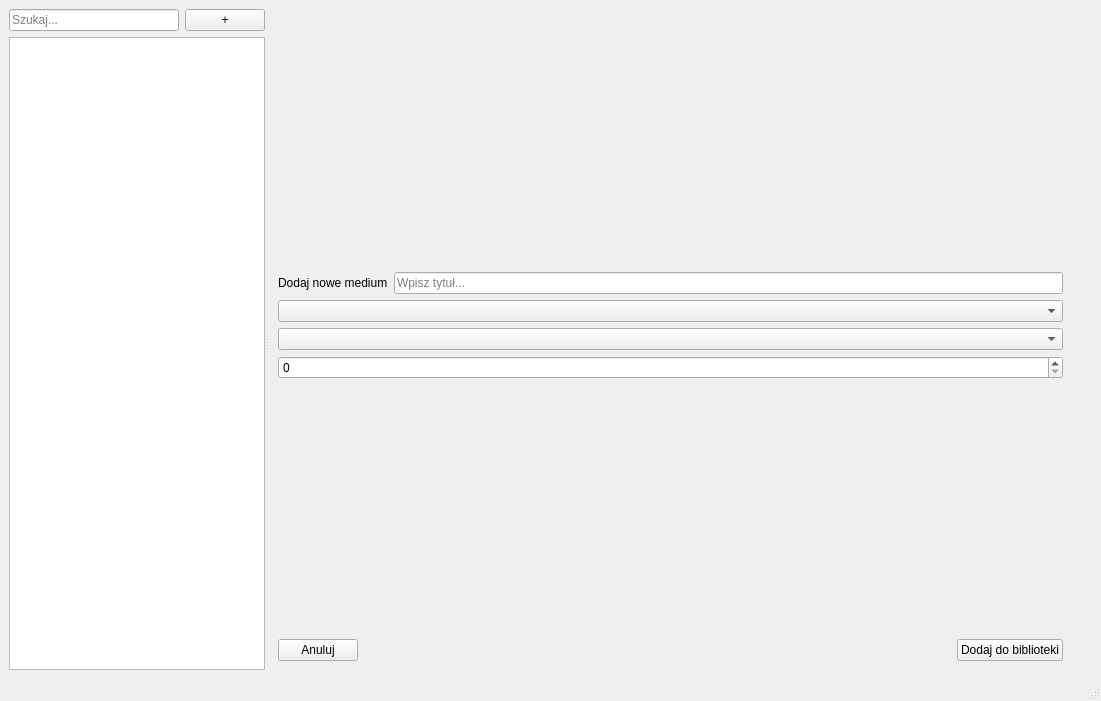
Above: ui/mainwindow.ui from Janek2230/CML before the change. Below: the same form after it.
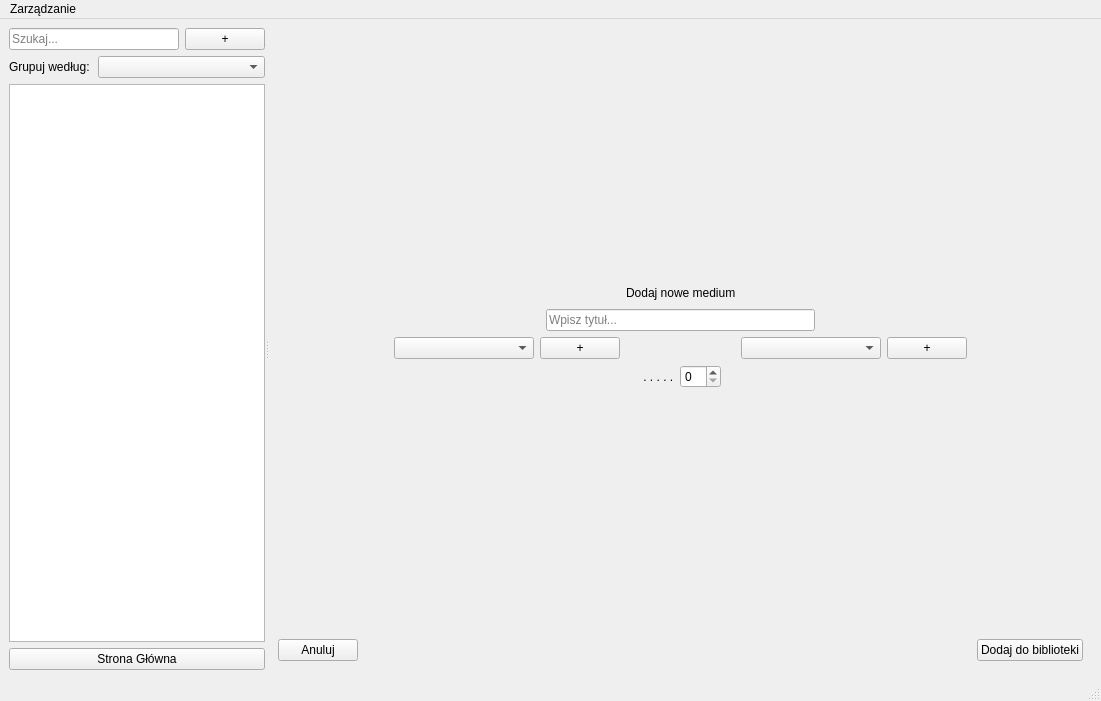
That is the form after the change. The open tabs and pages were chosen to show the change. Custom widgets are drawn as their Qt base class.

```diff
--- a/ui/mainwindow.ui
+++ b/ui/mainwindow.ui
@@ -56,6 +56,33 @@
          </layout>
         </item>
         <item row="1" column="0">
+         <layout class="QHBoxLayout" name="horizontalLayout_6">
+          <item>
+           <widget class="QLabel" name="label_7">
+            <property name="sizePolicy">
+             <sizepolicy hsizetype="Preferred" vsizetype="Preferred">
+              <horstretch>1</horstretch>
+              <verstretch>0</verstretch>
+             </sizepolicy>
+            </property>
+            <property name="text">
+             <string>Grupuj według:</string>
+            </property>
+           </widget>
+          </item>
+          <item>
+           <widget class="QComboBox" name="comboGrupowanie">
+            <property name="sizePolicy">
+             <sizepolicy hsizetype="Preferred" vsizetype="Fixed">
+              <horstretch>2</horstretch>
+              <verstretch>0</verstretch>
+             </sizepolicy>
+            </property>
+           </widget>
+          </item>
+         </layout>
+        </item>
+        <item row="2" column="0">
          <widget class="QTreeWidget" name="kategorie">
           <property name="headerHidden">
            <bool>true</bool>
@@ -67,6 +94,13 @@
           </column>
          </widget>
         </item>
+        <item row="3" column="0">
+         <widget class="QPushButton" name="btnPowrot">
+          <property name="text">
+           <string>Strona Główna</string>
+          </property>
+         </widget>
+        </item>
        </layout>
       </widget>
       <widget class="QStackedWidget" name="daneSzczegolowe">
@@ -144,7 +178,9 @@
        </widget>
        <widget class="QWidget" name="page_3">
         <layout class="QGridLayout" name="gridLayout_4">
-         <item row="0" column="1">
+         <item row="0" column="0">
+          <layout class="QVBoxLayout" name="verticalLayout_3">
+           <item>
           <spacer name="verticalSpacer_5">
            <property name="orientation">
             <enum>Qt::Orientation::Vertical</enum>
@@ -157,8 +193,23 @@
            </property>
           </spacer>
          </item>
-         <item row="1" column="0">
-          <layout class="QHBoxLayout" name="horizontalLayout_4">
+           <item>
+            <layout class="QVBoxLayout" name="verticalLayout_2">
+             <item>
+              <layout class="QHBoxLayout" name="horizontalLayout_9">
+               <item>
+                <spacer name="horizontalSpacer_13">
+                 <property name="orientation">
+                  <enum>Qt::Orientation::Horizontal</enum>
+                 </property>
+                 <property name="sizeHint" stdset="0">
+                  <size>
+                   <width>40</width>
+                   <height>20</height>
+                  </size>
+                 </property>
+                </spacer>
+               </item>
            <item>
             <widget class="QLabel" name="label_6">
              <property name="text">
@@ -167,32 +218,177 @@
             </widget>
            </item>
            <item>
+                <spacer name="horizontalSpacer_11">
+                 <property name="orientation">
+                  <enum>Qt::Orientation::Horizontal</enum>
+                 </property>
+                 <property name="sizeHint" stdset="0">
+                  <size>
+                   <width>40</width>
+                   <height>20</height>
+                  </size>
+                 </property>
+                </spacer>
+               </item>
+              </layout>
+             </item>
+             <item>
+              <layout class="QHBoxLayout" name="horizontalLayout_4">
+               <item>
+                <spacer name="horizontalSpacer_14">
+                 <property name="orientation">
+                  <enum>Qt::Orientation::Horizontal</enum>
+                 </property>
+                 <property name="sizeHint" stdset="0">
+                  <size>
+                   <width>40</width>
+                   <height>20</height>
+                  </size>
+                 </property>
+                </spacer>
+               </item>
+               <item>
             <widget class="QLineEdit" name="editNowyTytul">
              <property name="placeholderText">
               <string>Wpisz tytuł...</string>
              </property>
             </widget>
            </item>
-          </layout>
-         </item>
-         <item row="2" column="0">
+               <item>
+                <spacer name="horizontalSpacer_12">
+                 <property name="orientation">
+                  <enum>Qt::Orientation::Horizontal</enum>
+                 </property>
+                 <property name="sizeHint" stdset="0">
+                  <size>
+                   <width>40</width>
+                   <height>20</height>
+                  </size>
+                 </property>
+                </spacer>
+               </item>
+              </layout>
+             </item>
+            </layout>
+           </item>
+           <item>
+            <layout class="QHBoxLayout" name="horizontalLayout_7">
+             <item>
+              <spacer name="horizontalSpacer_9">
+               <property name="orientation">
+                <enum>Qt::Orientation::Horizontal</enum>
+               </property>
+               <property name="sizeHint" stdset="0">
+                <size>
+                 <width>40</width>
+                 <height>20</height>
+                </size>
+               </property>
+              </spacer>
+             </item>
+             <item>
           <widget class="QComboBox" name="comboNowaKategoria">
            <property name="placeholderText">
             <string>Wybierz kategorię....</string>
            </property>
           </widget>
          </item>
-         <item row="3" column="0">
+             <item>
+              <widget class="QPushButton" name="btnDodajKategorie">
+               <property name="toolTip">
+                <string>Dodaj nową kategorię</string>
+               </property>
+               <property name="text">
+                <string>+</string>
+               </property>
+              </widget>
+             </item>
+             <item>
+              <spacer name="horizontalSpacer_5">
+               <property name="orientation">
+                <enum>Qt::Orientation::Horizontal</enum>
+               </property>
+               <property name="sizeHint" stdset="0">
+                <size>
+                 <width>40</width>
+                 <height>20</height>
+                </size>
+               </property>
+              </spacer>
+             </item>
+             <item>
           <widget class="QComboBox" name="comboNowyTyp">
            <property name="placeholderText">
             <string>Wybierz platformę....</string>
            </property>
           </widget>
          </item>
-         <item row="4" column="0">
+             <item>
+              <widget class="QPushButton" name="btnDodajPlatforme">
+               <property name="toolTip">
+                <string>Dodaj nową platformę</string>
+               </property>
+               <property name="text">
+                <string>+</string>
+               </property>
+              </widget>
+             </item>
+             <item>
+              <spacer name="horizontalSpacer_10">
+               <property name="orientation">
+                <enum>Qt::Orientation::Horizontal</enum>
+               </property>
+               <property name="sizeHint" stdset="0">
+                <size>
+                 <width>40</width>
+                 <height>20</height>
+                </size>
+               </property>
+              </spacer>
+             </item>
+            </layout>
+           </item>
+           <item>
+            <layout class="QHBoxLayout" name="horizontalLayout_8">
+             <item>
+              <spacer name="horizontalSpacer_7">
+               <property name="orientation">
+                <enum>Qt::Orientation::Horizontal</enum>
+               </property>
+               <property name="sizeHint" stdset="0">
+                <size>
+                 <width>40</width>
+                 <height>20</height>
+                </size>
+               </property>
+              </spacer>
+             </item>
+             <item>
+              <widget class="QLabel" name="labJednostka">
+               <property name="text">
+                <string> . . . . .</string>
+               </property>
+              </widget>
+             </item>
+             <item>
           <widget class="QSpinBox" name="spinNowyCel"/>
          </item>
-         <item row="5" column="1">
+             <item>
+              <spacer name="horizontalSpacer_8">
+               <property name="orientation">
+                <enum>Qt::Orientation::Horizontal</enum>
+               </property>
+               <property name="sizeHint" stdset="0">
+                <size>
+                 <width>40</width>
+                 <height>20</height>
+                </size>
+               </property>
+              </spacer>
+             </item>
+            </layout>
+           </item>
+           <item>
           <spacer name="verticalSpacer_2">
            <property name="orientation">
             <enum>Qt::Orientation::Vertical</enum>
@@ -205,7 +401,7 @@
            </property>
           </spacer>
          </item>
-         <item row="6" column="0">
+           <item>
           <layout class="QHBoxLayout" name="horizontalLayout_5">
            <item>
             <widget class="QPushButton" name="btnAnulujDodawanie">
@@ -214,6 +410,26 @@
              </property>
             </widget>
            </item>
+             <item>
+              <spacer name="horizontalSpacer_4">
+               <property name="orientation">
+                <enum>Qt::Orientation::Horizontal</enum>
+               </property>
+               <property name="sizeHint" stdset="0">
+                <size>
+                 <width>40</width>
+                 <height>20</height>
+                </size>
+               </property>
+              </spacer>
+             </item>
+             <item>
+              <widget class="QLabel" name="lblKomunikatFormularza">
+               <property name="text">
+                <string/>
+               </property>
+              </widget>
+             </item>
            <item>
             <spacer name="horizontalSpacer_3">
              <property name="orientation">
@@ -237,6 +453,8 @@
           </layout>
          </item>
         </layout>
+         </item>
+        </layout>
        </widget>
        <widget class="QWidget" name="page_2">
         <layout class="QVBoxLayout" name="verticalLayout">
@@ -441,9 +659,25 @@
      <height>21</height>
     </rect>
    </property>
+   <widget class="QMenu" name="menu">
+    <property name="title">
+     <string>Zarządzanie</string>
+    </property>
+    <addaction name="separator"/>
+    <addaction name="actionKategorie"/>
+    <addaction name="actionPlatformy"/>
+   </widget>
+   <addaction name="menu"/>
   </widget>
   <widget class="QStatusBar" name="statusbar"/>
  </widget>
+ <customwidgets>
+  <customwidget>
+   <class>QChartView</class>
+   <extends>QGraphicsView</extends>
+   <header location="global">qchartview.h</header>
+  </customwidget>
+ </customwidgets>
  <resources/>
  <connections/>
 </ui>
```
Left out of the diff: 136 changed lines with no effect on the pictures. Lines whose indentation alone changed are shown as unchanged.
